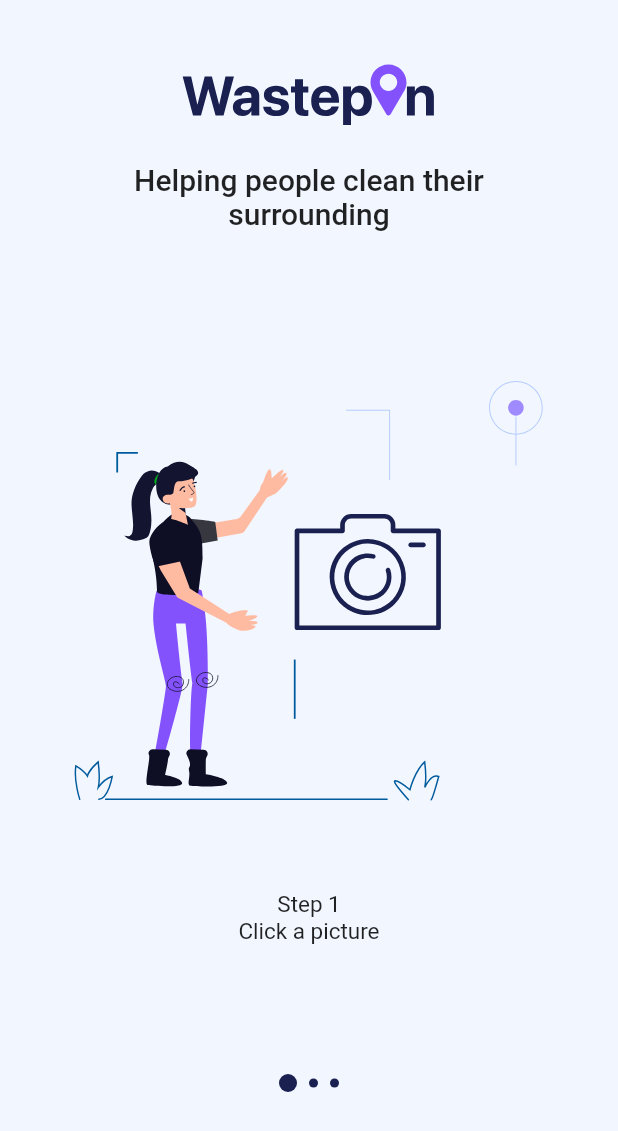
After one commit to Hack20-Blue-Earth/trashtag, a Flutter app: the screen it shows after launch, after a tap on "On Boarding", on a phone screen of 412 x 824 dp. The commit adds this screen. Shown: the top 1131 px of the screen. Run offline on Flutter 3.47's test engine with Material 2 defaults, Android fonts, the phone set to English and light mode, and no system bars; our stand-ins replace cloud_firestore, firebase_storage, flutter_swiper, geolocator, google_maps_flutter, image_picker and 2 more; missing offline and left inert: fimber, flutter_fimber; accounts and stored records are empty; network calls fail.

Commit message:
Added onboarding screen and update slpash screen

```diff
--- a/lib/debug-main.dart
+++ b/lib/debug-main.dart
@@ -3,6 +3,7 @@
 import 'package:flutter/material.dart';
 import 'package:flutter_fimber/flutter_fimber.dart';
 import 'package:wastepin/map_view/map_view.dart';
+import 'package:wastepin/on_boarding.dart';
 import 'package:wastepin/photo/camera_screen.dart';
 import 'package:wastepin/data/wastepin.dart';
 import 'package:wastepin/photo/photo_screen.dart';
@@ -81,6 +82,14 @@
               ),
             ),
           ),
+           RaisedButton(
+            child: Text("On Boarding"),
+            onPressed: () => Navigator.of(context).push(
+              MaterialPageRoute(
+                builder: (c) => OnBoarding(),
+              ),
+            ),
+          ),
         ],
       ),
     );
--- /dev/null
+++ b/lib/on_boarding.dart
@@ -0,0 +1,171 @@
+import 'package:flutter/material.dart';
+import 'package:wastepin/theme/custom_theme.dart';
+import 'package:websafe_svg/websafe_svg.dart';
+
+class OnBoarding extends StatefulWidget {
+  @override
+  _OnBoardingState createState() => _OnBoardingState();
+}
+
+class _OnBoardingState extends State<OnBoarding> {
+  int currentPage = 0;
+  @override
+  Widget build(BuildContext context) {
+    return Scaffold(
+      backgroundColor: CustomTheme.backgroundColor,
+      body: Stack(
+        children: [
+          PageView(
+            onPageChanged: (int index) => setState(() => currentPage = index),
+            children: [
+              PageViewItem(
+                pageNumber: "1",
+                stepDescription: "Click a picture",
+              ),
+              PageViewItem(
+                pageNumber: "2",
+                stepDescription: "Enter the location",
+                paddingTop: 15,
+              ),
+              PageViewItem(
+                pageNumber: "3",
+                stepDescription: "Done! We will inform authorities",
+              ),
+            ],
+          ),
+          SafeArea(
+            child: Column(
+              crossAxisAlignment: CrossAxisAlignment.center,
+              children: [
+                Padding(
+                  padding: const EdgeInsets.only(top: 40.0, bottom: 20),
+                  child: WebsafeSvg.asset("assets/logo.svg"),
+                ),
+                SizedBox(
+                  width: 240,
+                  child: Text(
+                    "Helping people clean their surrounding",
+                    textAlign: TextAlign.center,
+                    style: TextStyle(
+                      fontSize: 20,
+                      fontWeight: FontWeight.w500,
+                    ),
+                  ),
+                ),
+                Spacer(),
+                Padding(
+                  padding: const EdgeInsets.only(bottom: 0.0),
+                  child: Row(
+                    mainAxisAlignment: MainAxisAlignment.center,
+                    children: [
+                      Indicator(isSelected: currentPage == 0),
+                      Indicator(isSelected: currentPage == 1),
+                      Indicator(isSelected: currentPage == 2, isLast: true),
+                    ],
+                  ),
+                ),
+                StartButton(currentPage: currentPage),
+              ],
+            ),
+          )
+        ],
+      ),
+    );
+  }
+}
+
+class Indicator extends StatelessWidget {
+  const Indicator({
+    Key key,
+    this.isSelected,
+    this.isLast = false,
+  }) : super(key: key);
+
+  final bool isSelected;
+  final bool isLast;
+
+  @override
+  Widget build(BuildContext context) {
+    return Container(
+      height: isSelected ? 12 : 8,
+      width: isSelected ? 12 : 6,
+      margin: EdgeInsets.only(right: isLast ? 0 : 8),
+      decoration: BoxDecoration(
+        shape: BoxShape.circle,
+        color: CustomTheme.neutralDarkColor,
+      ),
+    );
+  }
+}
+
+class StartButton extends StatelessWidget {
+  const StartButton({Key key, this.currentPage}) : super(key: key);
+
+  final int currentPage;
+
+  @override
+  Widget build(BuildContext context) {
+    return Padding(
+      padding: EdgeInsets.all(20),
+      child: SizedBox(
+        width: double.infinity,
+        height: 56,
+        child: currentPage == 2
+            ? FlatButton(
+                child: Text(
+                  "Start cleaning surrounding",
+                  style: TextStyle(
+                    fontSize: 17,
+                  ),
+                ),
+                color: CustomTheme.primaryColor,
+                textColor: CustomTheme.backgroundColor,
+                shape: RoundedRectangleBorder(
+                  borderRadius: BorderRadius.circular(10),
+                ),
+                onPressed: () {},
+              )
+            : null,
+      ),
+    );
+  }
+}
+
+class PageViewItem extends StatelessWidget {
+  const PageViewItem({
+    Key key,
+    this.pageNumber,
+    this.stepDescription,
+    this.paddingTop = 0,
+  }) : super(key: key);
+
+  final String pageNumber;
+  final String stepDescription;
+  final double paddingTop;
+
+  @override
+  Widget build(BuildContext context) {
+    return Column(
+      mainAxisAlignment: MainAxisAlignment.center,
+      crossAxisAlignment: CrossAxisAlignment.center,
+      children: [
+        Padding(
+          padding:
+              EdgeInsets.only(top: 60 + paddingTop, bottom: 60 - paddingTop),
+          child: WebsafeSvg.asset(
+            "assets/onboarding_$pageNumber.svg",
+            height: 280,
+          ),
+        ),
+        Text(
+          "Step $pageNumber \n$stepDescription",
+          style: TextStyle(
+            fontSize: 15,
+            height: 1.2,
+          ),
+          textAlign: TextAlign.center,
+        ),
+      ],
+    );
+  }
+}
--- a/lib/splash_screen.dart
+++ b/lib/splash_screen.dart
@@ -1,10 +1,26 @@
-
 import 'package:flutter/cupertino.dart';
 import 'package:flutter/material.dart';
+import 'package:wastepin/theme/custom_theme.dart';
+import 'package:websafe_svg/websafe_svg.dart';
 
 class SplashScreen extends StatelessWidget {
   @override
   Widget build(BuildContext context) {
-    return Scaffold(body: Center(child: CircularProgressIndicator()));
+    return Scaffold(
+      body: Column(
+        mainAxisAlignment: MainAxisAlignment.center,
+        crossAxisAlignment: CrossAxisAlignment.stretch,
+        children: [
+          WebsafeSvg.asset("assets/logo.svg"),
+          const SizedBox(height: 20),
+          Center(
+            child: CircularProgressIndicator(
+              strokeWidth: 1,
+              valueColor: AlwaysStoppedAnimation<Color>(CustomTheme.primaryColor),
+            ),
+          ),
+        ],
+      ),
+    );
   }
 }
--- a/lib/theme/custom_theme.dart
+++ b/lib/theme/custom_theme.dart
@@ -22,6 +22,12 @@
 
 
 class CustomTheme {
+
+  //Theme colors from figma file
+  static const Color backgroundColor = Color(0xffF2F6FF);
+  static const Color primaryColor = Color(0xff8352FD);
+  static const Color neutralDarkColor = Color(0xff1A2151); //Used in text
+
 
 
   static const Color colorPrimary = Color(0xFF25282B);
--- a/pubspec.yaml
+++ b/pubspec.yaml
@@ -35,6 +35,7 @@
   geolocator: ^5.3.2
   cloud_firestore: ^0.13.7
 
+  websafe_svg: ^1.1.0
 
 
   firebase_core: ^0.4.5
```
Also changed, not shown: assets/onboarding_2.svg, assets/onboarding_3.svg, pubspec.lock.
